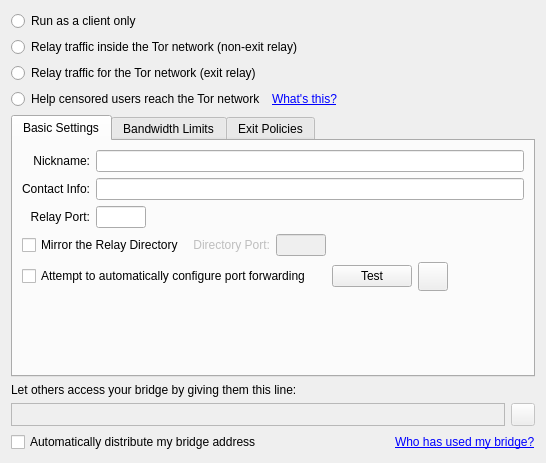
Before: the Qt Designer form src/vidalia/config/ServerPage.ui in a-ilin/vidalia, drawn with Qt 5.
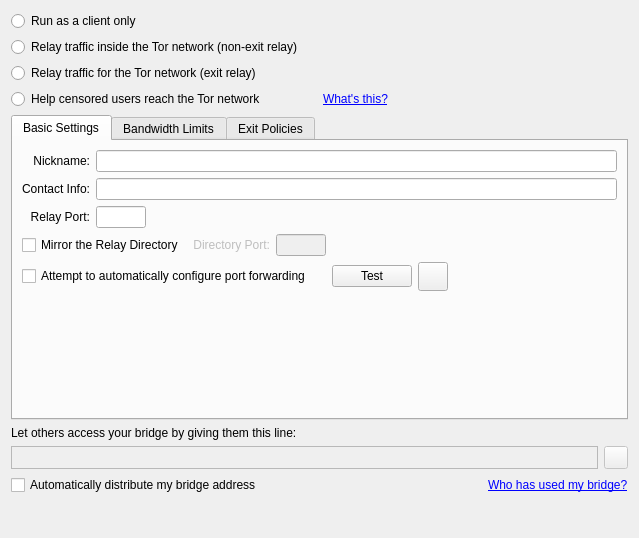
After: the same form once the commit is applied. Icons and pictures are not drawn.

Commit message: Fix some layouts and add en/disable lblDirPort

The edit to the form file:
```diff
--- a/src/vidalia/config/ServerPage.ui
+++ b/src/vidalia/config/ServerPage.ui
@@ -6,8 +6,8 @@
    <rect>
     <x>0</x>
     <y>0</y>
-    <width>546</width>
-    <height>463</height>
+    <width>639</width>
+    <height>538</height>
    </rect>
   </property>
   <property name="contextMenuPolicy">
@@ -15,54 +15,41 @@
   </property>
   <layout class="QVBoxLayout">
    <item>
+    <layout class="QGridLayout" name="gridLayout">
+     <item row="1" column="0">
     <widget class="QRadioButton" name="rdoClientMode">
      <property name="text">
       <string>Run as a client only</string>
      </property>
     </widget>
    </item>
-   <item>
-    <widget class="QRadioButton" name="rdoNonExitMode">
-     <property name="text">
-      <string>Relay traffic inside the Tor network (non-exit relay)</string>
-     </property>
-    </widget>
-   </item>
-   <item>
+     <item row="3" column="0">
     <widget class="QRadioButton" name="rdoServerMode">
      <property name="text">
       <string>Relay traffic for the Tor network (exit relay)</string>
      </property>
     </widget>
    </item>
-   <item>
-    <layout class="QHBoxLayout" name="horizontalLayout_2">
-     <item>
+     <item row="4" column="0">
       <widget class="QRadioButton" name="rdoBridgeMode">
        <property name="text">
         <string>Help censored users reach the Tor network</string>
        </property>
       </widget>
      </item>
-     <item>
+     <item row="4" column="1">
       <widget class="QLabel" name="lblWhatsThis">
        <property name="text">
         <string>&lt;a href=&quot;#bridgeHelp&quot;&gt;What's this?&lt;/a&gt;</string>
        </property>
       </widget>
      </item>
-     <item>
-      <spacer name="horizontalSpacer_2">
-       <property name="orientation">
-        <enum>Qt::Horizontal</enum>
+     <item row="2" column="0" colspan="2">
+      <widget class="QRadioButton" name="rdoNonExitMode">
+       <property name="text">
+        <string>Relay traffic inside the Tor network (non-exit relay)</string>
        </property>
-       <property name="sizeHint" >
-        <size>
-         <width>40</width>
-         <height>20</height>
-        </size>
-       </property>
-      </spacer>
+      </widget>
      </item>
     </layout>
    </item>
```
Left out of the diff: 28 changed lines with no effect on the pictures. Lines whose indentation alone changed are shown as unchanged. The commit also changes 3 other files.
